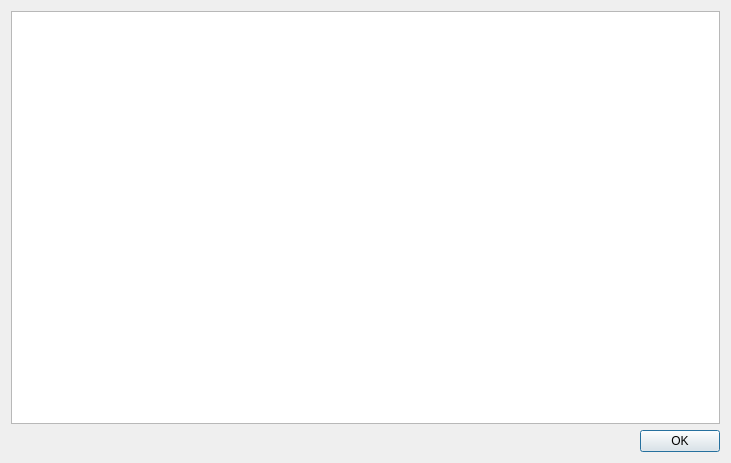
Qt form ui/netcache.ui (tweber-ill/frm_mirror-takin1) before a commit.
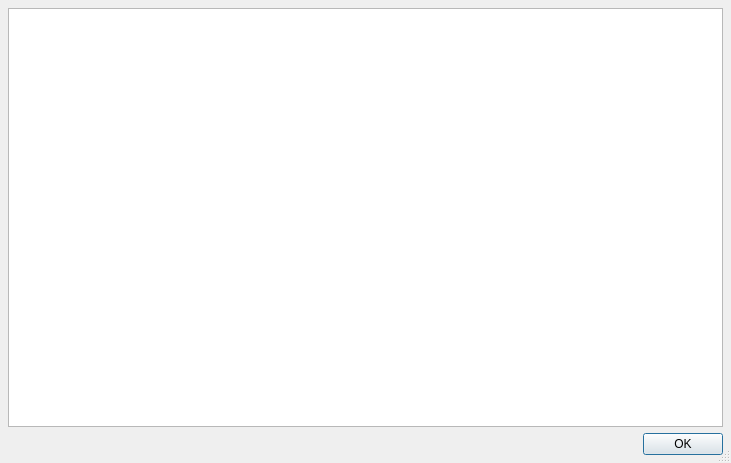
The same form after that commit.

```diff
--- a/ui/netcache.ui
+++ b/ui/netcache.ui
@@ -13,7 +13,13 @@
   <property name="windowTitle">
    <string>Network Cache</string>
   </property>
+  <property name="sizeGripEnabled">
+   <bool>true</bool>
+  </property>
   <layout class="QGridLayout" name="gridLayout">
+   <property name="margin">
+    <number>8</number>
+   </property>
    <item row="1" column="0">
     <widget class="QDialogButtonBox" name="buttonBox">
      <property name="orientation">
@@ -25,7 +31,14 @@
     </widget>
    </item>
    <item row="0" column="0">
-    <widget class="QTableWidget" name="tableCache"/>
+    <widget class="QTableWidget" name="tableCache">
+     <property name="sortingEnabled">
+      <bool>true</bool>
+     </property>
+     <attribute name="horizontalHeaderShowSortIndicator" stdset="0">
+      <bool>true</bool>
+     </attribute>
+    </widget>
    </item>
   </layout>
  </widget>
```
